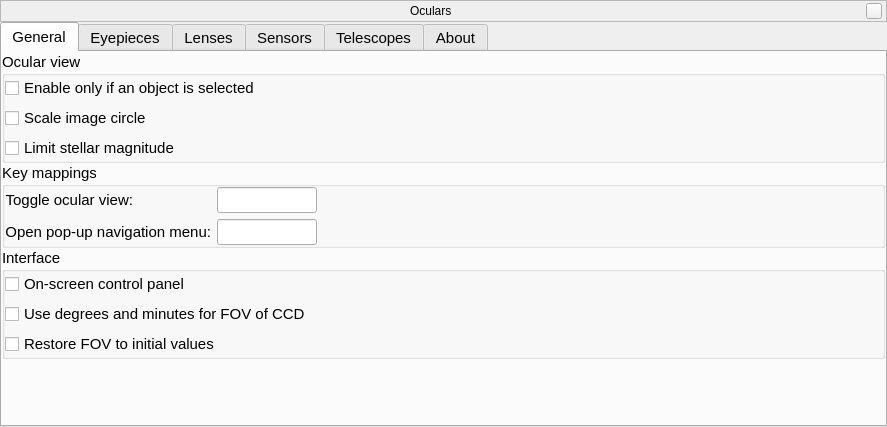
Qt form plugins/Oculars/src/gui/ocularDialog.ui (519984307/stellarium_src) before a commit.
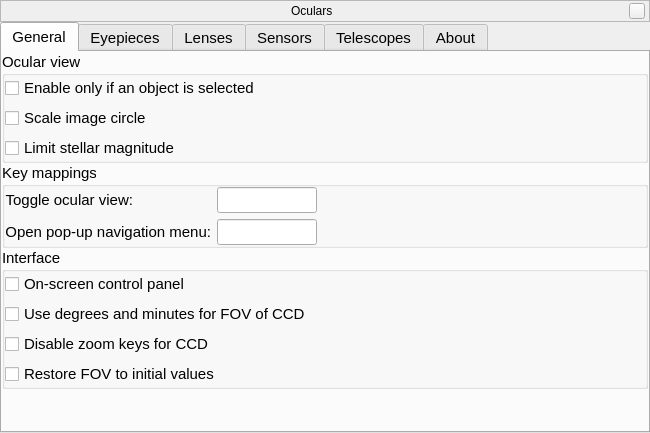
The same form after that commit. Icons and pictures are not drawn. Custom widgets are drawn as their Qt base class.

Patch:
```diff
--- a/plugins/Oculars/src/gui/ocularDialog.ui
+++ b/plugins/Oculars/src/gui/ocularDialog.ui
@@ -6,8 +6,8 @@
    <rect>
     <x>0</x>
     <y>0</y>
-    <width>887</width>
-    <height>427</height>
+    <width>650</width>
+    <height>433</height>
    </rect>
   </property>
   <property name="sizePolicy">
@@ -345,6 +345,16 @@
                </property>
               </widget>
              </item>
+             <item>
+              <widget class="QCheckBox" name="checkBoxSensorsZooming">
+               <property name="toolTip">
+                <string>Please enable it for avoiding of flips the whole sky from the telescope's settings.</string>
+               </property>
+               <property name="text">
+                <string>Disable zoom keys for CCD</string>
+               </property>
+              </widget>
+             </item>
              <item>
               <widget class="QCheckBox" name="checkBoxInitialFOV">
                <property name="toolTip">
```
